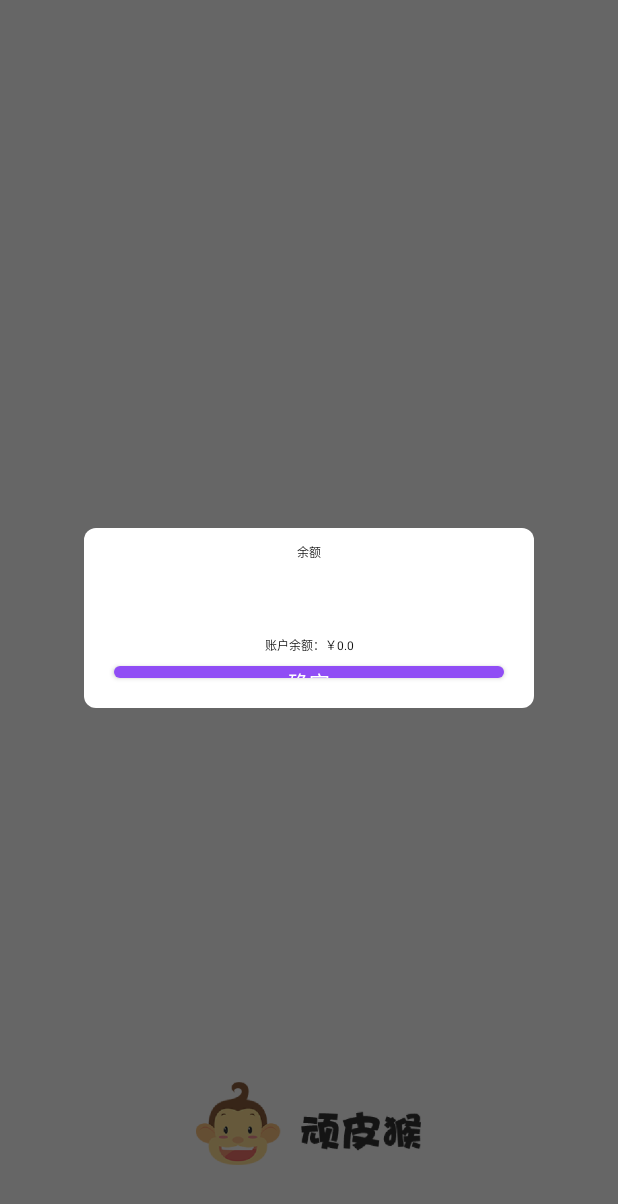
After one commit to qqxliufeng/RedPacketMonkey, an Android app: the fragment MyAccountDialogFragment placed in its activity, on a phone screen of 412 x 824 dp. The commit adds this screen. Shown: the top 1204 px of the screen. Run offline under Robolectric (Android 15) with nearby library versions, the phone set to English and light mode, and no system bars; our stand-ins replace Dagger/Hilt's generated code; libraries missing offline, so code that uses them is left out: pub.devrel.easypermissions, rx.android.schedulers, rx.functions, rx.schedulers; 2 statements that could not run were skipped.

```diff
--- a/app/src/main/java/com/android/ql/lf/redpacketmonkey/component/ApiServerComponent.java
+++ b/app/src/main/java/com/android/ql/lf/redpacketmonkey/component/ApiServerComponent.java
@@ -2,6 +2,7 @@ package com.android.ql.lf.redpacketmonkey.component;
 
 
 import com.android.ql.lf.redpacketmonkey.ui.activity.FragmentContainerActivity;
+import com.android.ql.lf.redpacketmonkey.ui.activity.SplashActivity;
 import com.android.ql.lf.redpacketmonkey.ui.fragment.base.BaseNetWorkingFragment;
 
 import dagger.Component;
@@ -19,6 +20,6 @@ public interface ApiServerComponent {
 
     void inject(BaseNetWorkingFragment baseNetWorkingFragment);
 
-//    void inject(SplashActivity splashActivity);
+    void inject(SplashActivity splashActivity);
 
 }
--- /dev/null
+++ b/app/src/main/java/com/android/ql/lf/redpacketmonkey/interfaces/IViewUserAction.kt
@@ -0,0 +1,25 @@
+package com.android.ql.lf.carapp.action
+
+import org.json.JSONObject
+
+/**
+ * Created by lf on 18.2.8.
+ * @author lf on 18.2.8
+ */
+interface IViewUserAction {
+
+    fun onLogin(result: JSONObject): Boolean
+
+    fun onLogout(): Boolean
+
+    fun onRegister(result: JSONObject)
+
+    fun onForgetPassword(result: JSONObject)
+
+    fun onResetPassword(result: JSONObject)
+
+    fun modifyInfoForName(result: String): Boolean
+
+    fun modifyInfoForPic(result: String): Boolean
+
+}
--- /dev/null
+++ b/app/src/main/java/com/android/ql/lf/redpacketmonkey/interfaces/OnImageClickListener.java
@@ -0,0 +1,5 @@
+package com.android.ql.lf.redpacketmonkey.interfaces;
+
+public interface OnImageClickListener {
+    public void onClick();
+}
--- /dev/null
+++ b/app/src/main/java/com/android/ql/lf/redpacketmonkey/ui/fragment/game/MyAccountDialogFragment.kt
@@ -0,0 +1,34 @@
+package com.android.ql.lf.redpacketmonkey.ui.fragment.game
+
+import android.graphics.Color
+import android.graphics.drawable.ColorDrawable
+import android.os.Bundle
+import android.support.v4.app.DialogFragment
+import android.support.v4.app.FragmentManager
+import android.view.LayoutInflater
+import android.view.View
+import android.view.ViewGroup
+import android.widget.Button
+import android.widget.TextView
+import com.android.ql.lf.redpacketmonkey.R
+
+
+class MyAccountDialogFragment : DialogFragment() {
+
+    private var account: String = "0.0"
+
+    override fun onCreateView(inflater: LayoutInflater, container: ViewGroup?, savedInstanceState: Bundle?): View? {
+        dialog.window.setBackgroundDrawable(ColorDrawable(Color.TRANSPARENT))
+        val contentView = inflater.inflate(R.layout.dialog_my_account_layout, container, false)
+        contentView.findViewById<Button>(R.id.mBtMyAccountSubmit).setOnClickListener { dismiss() }
+        contentView.findViewById<TextView>(R.id.mTvMyAccountMoney).text = "账户余额：￥$account"
+        return contentView
+    }
+
+
+    fun myShow(manager: FragmentManager?, tag: String?, account: String) {
+        this.account = account
+        super.show(manager, tag)
+    }
+
+}
--- a/app/src/main/java/com/android/ql/lf/redpacketmonkey/utils/Constants.java
+++ b/app/src/main/java/com/android/ql/lf/redpacketmonkey/utils/Constants.java
@@ -24,6 +24,8 @@ public class Constants {
 
     public static final String IS_ORDER_INFO_ID = "is_order_info_id";
 
+    public static final String RED_PACKET_ACTION = "com.android.ql.lf.redpacketmonkey.redpacket";
+
     public static String md5Token() {
         return APP_TOKEN;
 //        try {
--- /dev/null
+++ b/app/src/main/res/layout/activity_splash_layout.xml
@@ -0,0 +1,17 @@
+<?xml version="1.0" encoding="utf-8"?>
+<RelativeLayout xmlns:android="http://schemas.android.com/apk/res/android"
+    android:layout_width="match_parent"
+    android:layout_height="match_parent"
+    android:background="#fff"
+    android:orientation="vertical">
+
+    <ImageView
+        android:id="@+id/mIvSplash"
+        android:layout_width="150dp"
+        android:layout_height="150dp"
+        android:layout_alignParentBottom="true"
+        android:layout_centerHorizontal="true"
+        android:src="@drawable/splash_logo" />
+
+
+</RelativeLayout>
--- /dev/null
+++ b/app/src/main/res/layout/dialog_my_account_layout.xml
@@ -0,0 +1,40 @@
+<?xml version="1.0" encoding="utf-8"?>
+<LinearLayout xmlns:android="http://schemas.android.com/apk/res/android"
+    android:layout_width="match_parent"
+    android:layout_height="wrap_content"
+    android:background="@drawable/shape_ll_bg"
+    android:minWidth="300dp"
+    android:orientation="vertical">
+
+    <TextView
+        android:layout_width="match_parent"
+        android:layout_height="wrap_content"
+        android:layout_marginTop="10dp"
+        android:gravity="center"
+        android:text="余额"
+        android:textColor="@color/deepTextColor"
+        android:textSize="@dimen/sp_16" />
+
+
+    <TextView
+        android:id="@+id/mTvMyAccountMoney"
+        android:layout_width="match_parent"
+        android:layout_height="wrap_content"
+        android:layout_centerVertical="true"
+        android:layout_gravity="center"
+        android:layout_marginTop="50dp"
+        android:gravity="center"
+        android:text="账户余额：￥1000.00"
+        android:textColor="@color/deepTextColor"
+        android:textSize="@dimen/sp_14" />
+
+
+    <Button
+        android:id="@+id/mBtMyAccountSubmit"
+        style="@style/style_bt_1"
+        android:layout_alignParentBottom="true"
+        android:layout_marginBottom="20dp"
+        android:text="确定" />
+
+
+</LinearLayout>
```
Also changed, not shown: app/build.gradle (+20 -0 lines), app/src/main/AndroidManifest.xml (+22 -5 lines), app/src/main/java/com/android/ql/lf/redpacketmonkey/interfaces/ViewUserAction.java (added, +83 -0 lines), app/src/main/java/com/android/ql/lf/redpacketmonkey/present/UserPresent.java (added, +83 -0 lines), app/src/main/java/com/android/ql/lf/redpacketmonkey/receiver/RedPacketBroadCastReceiver.java (added, +24 -0 lines), app/src/main/java/com/android/ql/lf/redpacketmonkey/ui/activity/MainActivity.kt (+13 -7 lines), app/src/main/java/com/android/ql/lf/redpacketmonkey/ui/activity/SplashActivity.java (added, +198 -0 lines), app/src/main/java/com/android/ql/lf/redpacketmonkey/ui/fragment/game/RedPacketListFragment.kt (+13 -4 lines), app/src/main/java/com/android/ql/lf/redpacketmonkey/utils/PollingUtils.java (added, +27 -0 lines), app/src/main/res/drawable-xxxhdpi/splash_logo.png (added), 1 other file.
